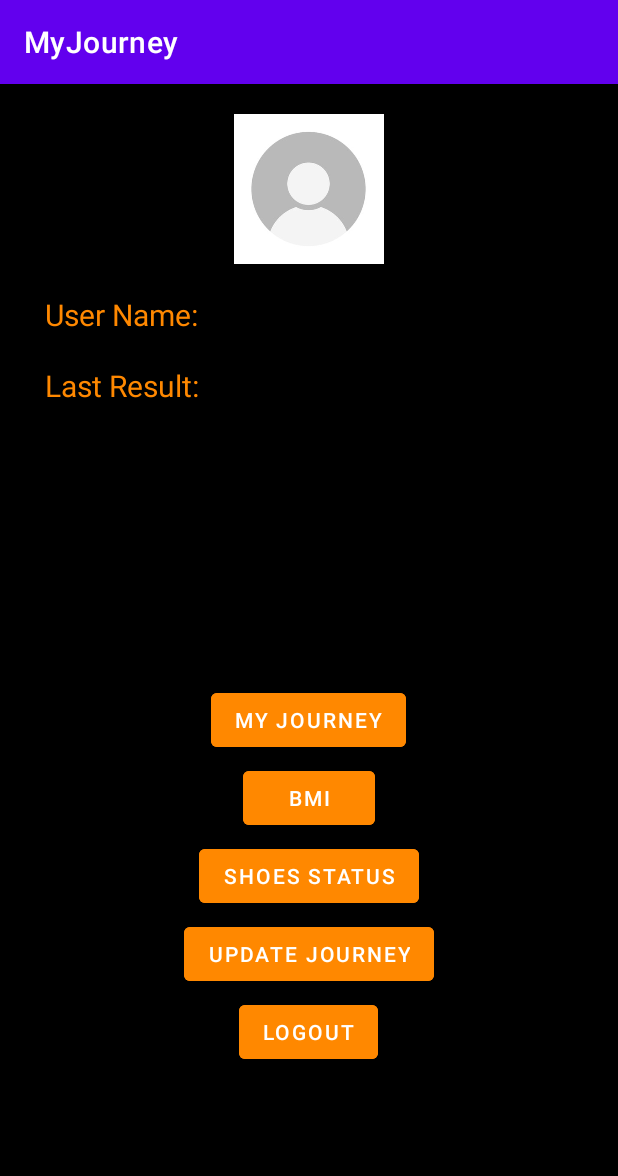
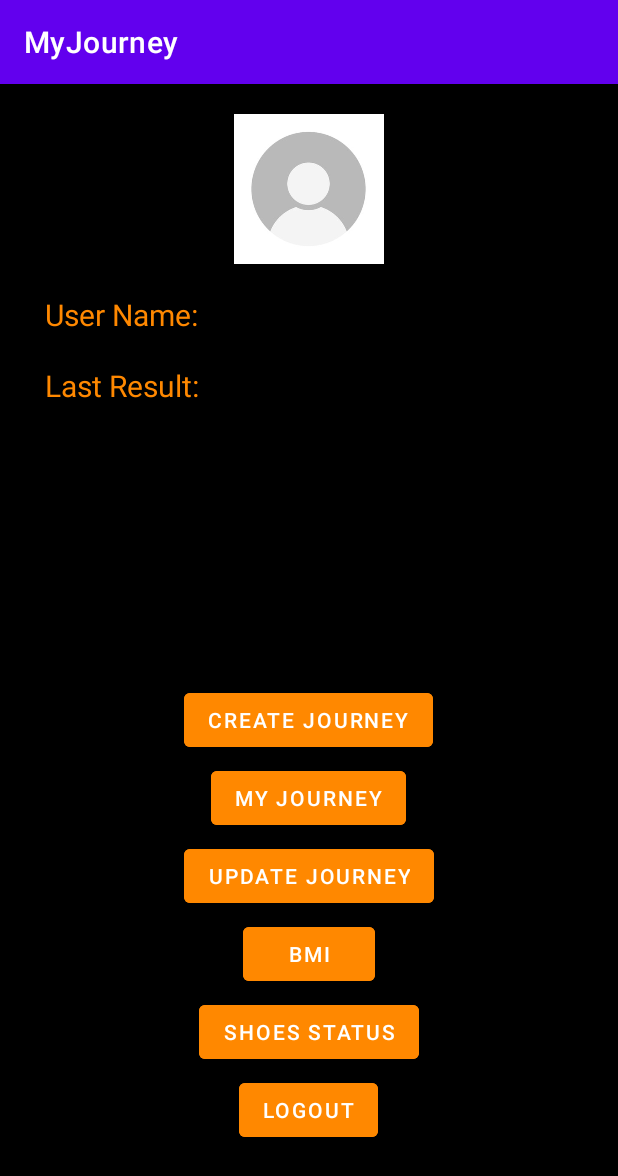
Before and after one commit to EladVaknin/Journey, an Android app: the screen it shows after launch once a user with an empty profile is signed in (ProfileActivity), on a phone screen of 412 x 824 dp. Shown: the top 1176 px of the screen. Run offline under Robolectric (Android 15) with nearby library versions, the phone set to English and light mode, and no system bars; our stand-ins replace Firebase (no records; nobody signed in at launch, a user with empty details on screens opened directly), Picasso.

Commit message:
add create button

```diff
--- a/app/src/main/AndroidManifest.xml
+++ b/app/src/main/AndroidManifest.xml
@@ -26,6 +26,7 @@
         <activity android:name=".activities.ShoesStatusActivity"/>
         <activity android:name=".activities.UpdateUserDetailsActivity"/>
         <activity android:name=".activities.BmiActivity"/>
+        <activity android:name=".activities.CreateJourneyActivity"/>
     </application>
 
 </manifest>
--- a/app/src/main/java/com/example/myjourney/activities/ProfileActivity.java
+++ b/app/src/main/java/com/example/myjourney/activities/ProfileActivity.java
@@ -32,6 +32,7 @@ import com.squareup.picasso.Picasso;
 public class ProfileActivity extends AppCompatActivity {
     private static final String USERS_TABLE = "users";
     private Button mBmiButton ,mUpdateJourneyButton,mMyJourneyButton,mShoesStatusButton;
+    private Button mCreateAJourney;
     private Button mLogoutButton;
     private ImageView mPictureImageView;
     private TextView mFullName ,mLastResult;
@@ -75,7 +76,15 @@ public class ProfileActivity extends AppCompatActivity {
         mFullName.setText(mFullName.getText() + CacheUtilities.getUserName(this));
 
         mLastResult = findViewById(R.id.LastResultTextView);
-        // pull the last running from the main algo
+        // pull the last running from the album (my journey)
+
+        mCreateAJourney = findViewById(R.id.CreatejourneyButton);
+        mCreateAJourney.setOnClickListener(v -> redirectToCreateAJourney ());
+    }
+
+    private void redirectToCreateAJourney() {
+        Intent intent = new Intent(ProfileActivity.this,CreateJourneyActivity.class);
+        startActivity(intent);
     }
 
     private void redirectToLogout() {
--- /dev/null
+++ b/app/src/main/res/layout/activirt_create_journey.xml
@@ -0,0 +1,6 @@
+<?xml version="1.0" encoding="utf-8"?>
+<androidx.constraintlayout.widget.ConstraintLayout xmlns:android="http://schemas.android.com/apk/res/android"
+    android:layout_width="match_parent"
+    android:layout_height="match_parent">
+
+</androidx.constraintlayout.widget.ConstraintLayout>
--- a/app/src/main/res/layout/activity_profile.xml
+++ b/app/src/main/res/layout/activity_profile.xml
@@ -42,10 +42,20 @@
     <Button
         android:layout_width="wrap_content"
         android:layout_height="wrap_content"
-        android:id="@+id/MyJourneyButton"
+        android:id="@+id/CreatejourneyButton"
         android:layout_marginTop="400dp"
         android:layout_centerHorizontal="true"
+        android:text="Create Journey"
+        android:backgroundTint="@android:color/holo_orange_dark" />
+
+    <Button
+        android:layout_width="wrap_content"
+        android:layout_height="wrap_content"
+        android:id="@+id/MyJourneyButton"
+        android:layout_marginTop="4dp"
+        android:layout_centerHorizontal="true"
         android:text="My Journey"
+        android:layout_below="@id/CreatejourneyButton"
         android:backgroundTint="@android:color/holo_orange_dark" />
 
     <Button
@@ -54,7 +64,7 @@
         android:id="@+id/BmiButton"
         android:layout_marginTop="4dp"
         android:layout_centerHorizontal="true"
-        android:layout_below="@id/MyJourneyButton"
+        android:layout_below="@id/UpdateJourneyButton"
         android:text="BMI"
         android:backgroundTint="@android:color/holo_orange_dark"/>
 
@@ -74,7 +84,7 @@
         android:id="@+id/UpdateJourneyButton"
         android:layout_marginTop="4dp"
         android:layout_centerHorizontal="true"
-        android:layout_below="@id/ShoesStatusButton"
+        android:layout_below="@id/MyJourneyButton"
         android:text="Update Journey"
         android:backgroundTint="@android:color/holo_orange_dark"/>
 
@@ -84,7 +94,7 @@
         android:id="@+id/LogoutButton"
         android:layout_marginTop="4dp"
         android:layout_centerHorizontal="true"
-        android:layout_below="@id/UpdateJourneyButton"
+        android:layout_below="@id/ShoesStatusButton"
         android:text="Logout"
         android:backgroundTint="@android:color/holo_orange_dark"/>
 
```
Also changed, not shown: app/src/main/java/com/example/myjourney/activities/CreateJourneyActivity.java (added, +19 -0 lines).
